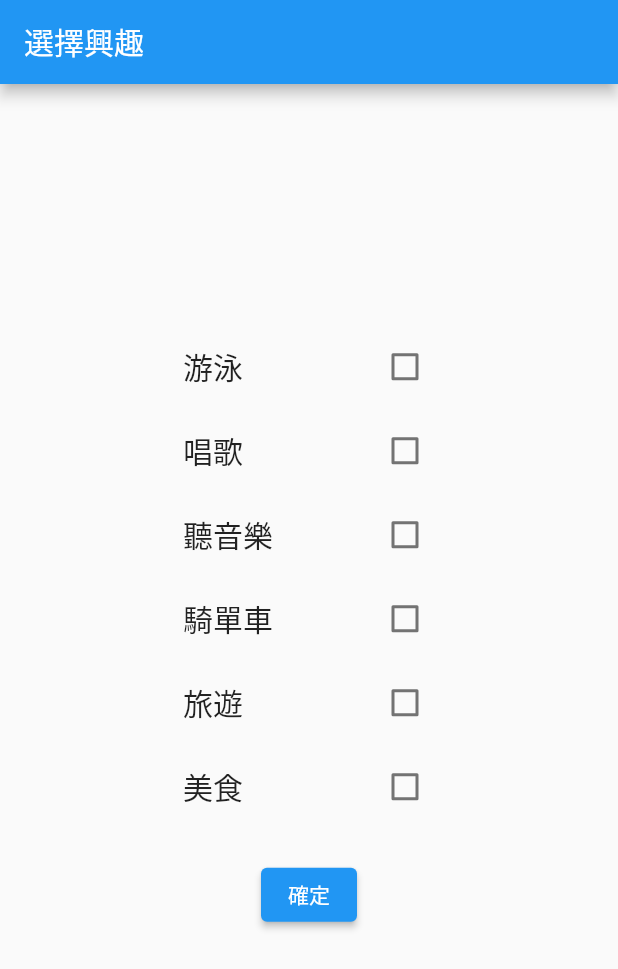
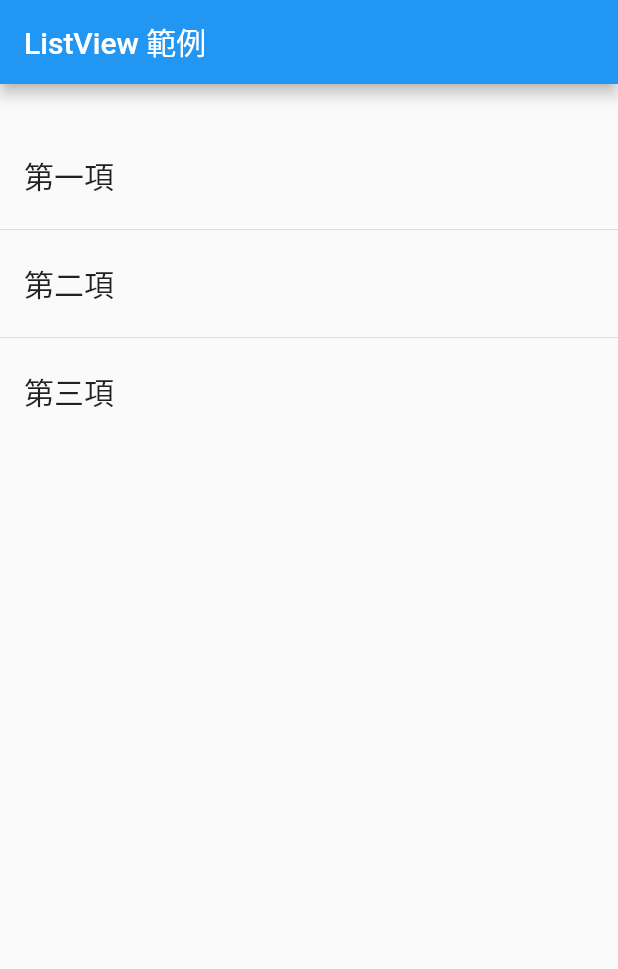
Before and after one commit to kaixsean/learning_flutter, a Flutter app: the screen it shows after launch, on a phone screen of 412 x 824 dp. Shown: the top 969 px of the screen. Run offline on Flutter 3.47's test engine with Material 2 defaults, Android fonts, the phone set to English and light mode, and no system bars; our stand-ins replace numberpicker.

Commit message:
feat: ListView

```diff
--- a/lib/main.dart
+++ b/lib/main.dart
@@ -16,46 +16,31 @@ class App extends StatelessWidget {
 }
 
 class MyHomePage extends StatelessWidget {
-  static const _hobbies = <String>['游泳', '唱歌', '聽音樂', '騎單車', '旅遊', '美食'];
-  final ValueNotifier<List<bool>> _hobbiesSelected =
-      ValueNotifier(List<bool>.generate(_hobbies.length, (int index) => false));
-
-  final ValueNotifier<String> _text = ValueNotifier('');
+  final ValueNotifier<String> _selectedItem = ValueNotifier('');
 
   @override
   Widget build(BuildContext context) {
-    final appBar = AppBar(title: const Text('選擇興趣'));
+    final appBar = AppBar(title: const Text('ListView 範例'));
 
-    final btn = ElevatedButton(
-        onPressed: () => _showHobbies(), child: const Text('確定'));
+    const items = <String>['第一項', '第二項', '第三項'];
 
-    final widget = Center(
-      child: SingleChildScrollView(
-        child: Column(
-          children: <Widget>[
-            Center(
-              child: Container(
-                width: 200,
-                margin: const EdgeInsets.symmetric(vertical: 10),
-                child: ValueListenableBuilder<List<bool>>(
-                  builder: _hobbySelectionBuilder,
-                  valueListenable: _hobbiesSelected,
-                ),
-              ),
-            ),
-            Container(
-              margin: const EdgeInsets.symmetric(vertical: 10),
-              child: btn,
-            ),
-            Container(
-              margin: const EdgeInsets.symmetric(vertical: 10),
-              child: ValueListenableBuilder<String>(
-                builder: _textWidgetBuilder,
-                valueListenable: _text,
-              ),
-            )
-          ],
-        ),
+    var listView = ListView.separated(
+      itemCount: items.length,
+      itemBuilder: (context, index) => ListTile(
+        title: Text(items[index], style: const TextStyle(fontSize: 20),),
+        onTap: () => _selectedItem.value = '點選' + items[index],
+      ),
+      separatorBuilder: (context, index) => const Divider()
+    );
+
+    final widget = Container(
+      margin: const EdgeInsets.symmetric(vertical: 10),
+      child: Column(
+        children: <Widget>[
+          ValueListenableBuilder<String>(
+              valueListenable: _selectedItem, builder: _selectedItemBuilder),
+          Expanded(child: listView)
+        ],
       ),
     );
 
@@ -64,45 +49,13 @@ class MyHomePage extends StatelessWidget {
     return appHomePage;
   }
 
-  Widget _hobbySelectionBuilder(
-      BuildContext context, List<bool> hobbiesSelected, Widget? child) {
-    List<CheckboxListTile> checkboxes = [];
-
-    for (var i = 0; i < _hobbies.length; i++) {
-      checkboxes.add(CheckboxListTile(
-          title: Text(
-            _hobbies[i],
-            style: const TextStyle(fontSize: 20),
-          ),
-          value: _hobbiesSelected.value[i],
-          onChanged: (newValue) {
-            _hobbiesSelected.value[i] = newValue as bool;
-            _hobbiesSelected.value = List.from(_hobbiesSelected.value);
-          }));
-    }
-
-    final wid = Column(
-      mainAxisAlignment: MainAxisAlignment.center,
-      children: checkboxes,
+  Widget _selectedItemBuilder(
+      BuildContext context, String itemName, Widget? child) {
+    final widget = Text(
+      itemName,
+      style: const TextStyle(fontSize: 20),
     );
 
-    return wid;
-  }
-
-  Widget _textWidgetBuilder(BuildContext context, String text, Widget? child) {
-    final wid = Text(
-      text,
-      style: const TextStyle(fontSize: 20),
-    );
-    return wid;
-  }
-
-  _showHobbies() {
-    String selectedHobbies = '';
-    for (int i = 0; i < _hobbiesSelected.value.length; i++) {
-      if (_hobbiesSelected.value[i]) selectedHobbies += _hobbies[i];
-    }
-
-    _text.value = selectedHobbies;
+    return widget;
   }
 }
```
